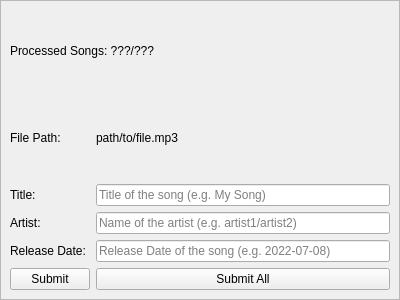
Qt form src/debug/debugIndexSongs.ui (Nmstr/Auralium) before a commit.
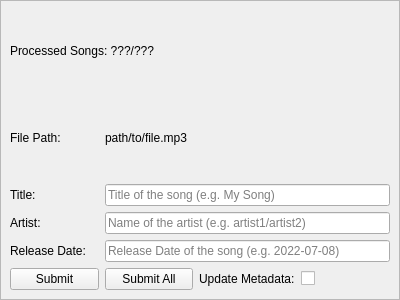
The same form after that commit.

Commit message: added option to update metadata when inserting songs and made automatic year inserting more versatile

Diff of the .ui file:
```diff
--- a/src/debug/debugIndexSongs.ui
+++ b/src/debug/debugIndexSongs.ui
@@ -35,10 +35,10 @@
       <enum>QFrame::Raised</enum>
      </property>
      <layout class="QGridLayout" name="gridLayout">
-      <item row="0" column="0" colspan="2">
-       <widget class="QLabel" name="processedSongsLabel">
+      <item row="6" column="2">
+       <widget class="QLabel" name="label_5">
         <property name="text">
-         <string>Processed Songs: ???/???</string>
+         <string>Update Metadata:</string>
         </property>
        </widget>
       </item>
@@ -55,6 +55,30 @@
         </property>
        </widget>
       </item>
+      <item row="6" column="1">
+       <widget class="QPushButton" name="submitAllBtn">
+        <property name="toolTip">
+         <string>Submits all songs to the database unless missing data is found</string>
+        </property>
+        <property name="text">
+         <string>Submit All</string>
+        </property>
+       </widget>
+      </item>
+      <item row="3" column="0">
+       <widget class="QLabel" name="label_3">
+        <property name="text">
+         <string>Artist:</string>
+        </property>
+       </widget>
+      </item>
+      <item row="0" column="0" colspan="2">
+       <widget class="QLabel" name="processedSongsLabel">
+        <property name="text">
+         <string>Processed Songs: ???/???</string>
+        </property>
+       </widget>
+      </item>
       <item row="1" column="1">
        <widget class="QLabel" name="pathToFileLabel">
         <property name="sizePolicy">
@@ -81,39 +105,6 @@
         </property>
        </widget>
       </item>
-      <item row="2" column="1">
-       <widget class="QLineEdit" name="titleInput">
-        <property name="toolTip">
-         <string>Input the title of the song</string>
-        </property>
-        <property name="inputMask">
-         <string/>
-        </property>
-        <property name="text">
-         <string/>
-        </property>
-        <property name="placeholderText">
-         <string>Title of the song (e.g. My Song)</string>
-        </property>
-       </widget>
-      </item>
-      <item row="3" column="0">
-       <widget class="QLabel" name="label_3">
-        <property name="text">
-         <string>Artist:</string>
-        </property>
-       </widget>
-      </item>
-      <item row="3" column="1">
-       <widget class="QLineEdit" name="artistInput">
-        <property name="toolTip">
-         <string>Input artists seperated by a forward slash (&quot;/&quot;)</string>
-        </property>
-        <property name="placeholderText">
-         <string>Name of the artist (e.g. artist1/artist2)</string>
-        </property>
-       </widget>
-      </item>
       <item row="4" column="0">
        <widget class="QLabel" name="label_4">
         <property name="text">
@@ -121,17 +112,7 @@
         </property>
        </widget>
       </item>
-      <item row="4" column="1">
-       <widget class="QLineEdit" name="releaseDateInput">
-        <property name="toolTip">
-         <string>Input the release date of the song in the format: &quot;yyyy-mm-dd&quot;</string>
-        </property>
-        <property name="placeholderText">
-         <string>Release Date of the song (e.g. 2022-07-08)</string>
-        </property>
-       </widget>
-      </item>
-      <item row="5" column="0">
+      <item row="6" column="0">
        <widget class="QPushButton" name="submitBtn">
         <property name="toolTip">
          <string>Submits this song to the database</string>
@@ -141,13 +122,46 @@
         </property>
        </widget>
       </item>
-      <item row="5" column="1">
-       <widget class="QPushButton" name="submitAllBtn">
+      <item row="6" column="3">
+       <widget class="QCheckBox" name="metadataCheckBox">
+        <property name="text">
+         <string/>
+        </property>
+       </widget>
+      </item>
+      <item row="4" column="1" colspan="3">
+       <widget class="QLineEdit" name="releaseDateInput">
         <property name="toolTip">
          <string>Submits all songs to the database unless missing data is found</string>
         </property>
+        <property name="placeholderText">
+         <string>Release Date of the song (e.g. 2022-07-08)</string>
+        </property>
+       </widget>
+      </item>
+      <item row="3" column="1" colspan="3">
+       <widget class="QLineEdit" name="artistInput">
+        <property name="toolTip">
+         <string>Input artists seperated by a forward slash (&quot;/&quot;)</string>
+        </property>
+        <property name="placeholderText">
+         <string>Name of the artist (e.g. artist1/artist2)</string>
+        </property>
+       </widget>
+      </item>
+      <item row="2" column="1" colspan="3">
+       <widget class="QLineEdit" name="titleInput">
+        <property name="toolTip">
+         <string>Input the title of the song</string>
+        </property>
+        <property name="inputMask">
+         <string/>
+        </property>
         <property name="text">
-         <string>Submit All</string>
+         <string/>
+        </property>
+        <property name="placeholderText">
+         <string>Title of the song (e.g. My Song)</string>
         </property>
        </widget>
       </item>
```
Left out of the diff: 2 changed lines with no effect on the pictures. The commit also changes 3 other files.
